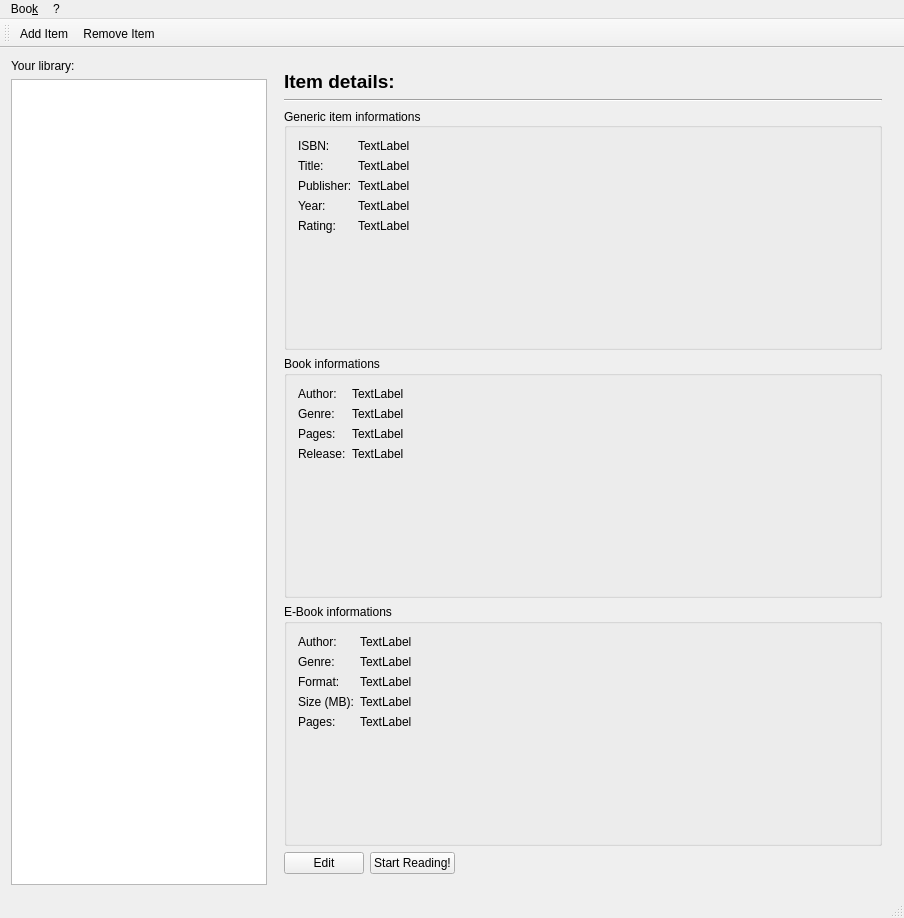
Above: mainwindow.ui from SouPMG/BookApp before the change. Below: the same form after it.
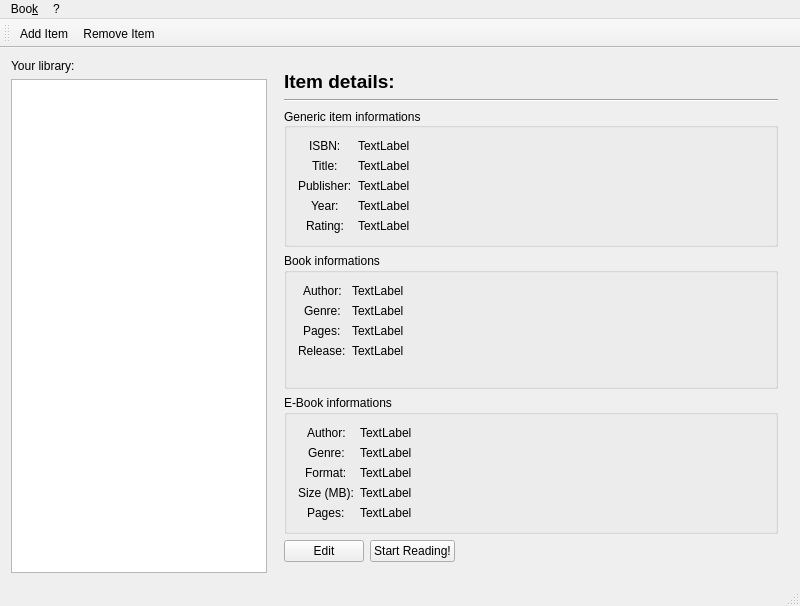
That is the form after the change. The open tabs and pages were chosen to show the change.

Commit message: Minor layout fixes for mainwindow

What changed in the file:
```diff
--- a/mainwindow.ui
+++ b/mainwindow.ui
@@ -6,14 +6,14 @@
    <rect>
     <x>0</x>
     <y>0</y>
-    <width>904</width>
-    <height>918</height>
+    <width>800</width>
+    <height>606</height>
    </rect>
   </property>
   <property name="minimumSize">
    <size>
-    <width>720</width>
-    <height>400</height>
+    <width>800</width>
+    <height>550</height>
    </size>
   </property>
   <property name="windowTitle">
@@ -105,6 +105,12 @@
               <layout class="QVBoxLayout" name="verticalLayout_4">
                <item>
                 <layout class="QFormLayout" name="genericInfoFormLayout">
+                 <property name="labelAlignment">
+                  <set>Qt::AlignCenter</set>
+                 </property>
+                 <property name="formAlignment">
+                  <set>Qt::AlignLeading|Qt::AlignLeft|Qt::AlignTop</set>
+                 </property>
                  <item row="0" column="0">
                   <widget class="QLabel" name="isbnLabel">
                    <property name="text">
@@ -188,6 +194,12 @@
               <layout class="QVBoxLayout" name="verticalLayout_3">
                <item>
                 <layout class="QFormLayout" name="bookInfoFormLayout">
+                 <property name="labelAlignment">
+                  <set>Qt::AlignCenter</set>
+                 </property>
+                 <property name="formAlignment">
+                  <set>Qt::AlignLeading|Qt::AlignLeft|Qt::AlignTop</set>
+                 </property>
                  <item row="0" column="0">
                   <widget class="QLabel" name="bookAuthorLabel">
                    <property name="text">
@@ -257,6 +269,12 @@
               <layout class="QVBoxLayout" name="verticalLayout">
                <item>
                 <layout class="QFormLayout" name="formLayout">
+                 <property name="labelAlignment">
+                  <set>Qt::AlignCenter</set>
+                 </property>
+                 <property name="formAlignment">
+                  <set>Qt::AlignLeading|Qt::AlignLeft|Qt::AlignTop</set>
+                 </property>
                  <item row="0" column="0">
                   <widget class="QLabel" name="eBookAuthorLabel">
                    <property name="text">
@@ -378,7 +396,7 @@
     <rect>
      <x>0</x>
      <y>0</y>
-     <width>904</width>
+     <width>800</width>
      <height>30</height>
     </rect>
    </property>
```
Left out of the diff: 2 changed lines with no effect on the pictures. The commit also changes 1 other file.
